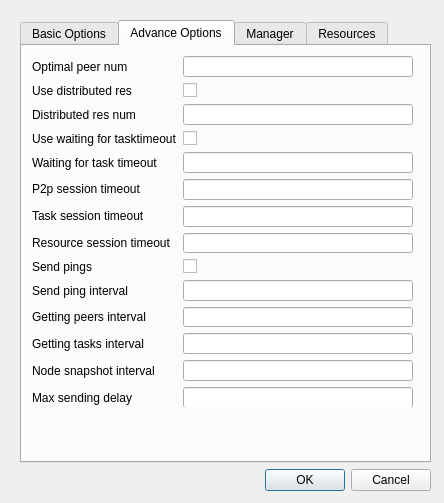
Qt form poc/golemPy/examples/gnr/ui/ConfigurationDialog.ui (golemfactory/clay) before a commit.
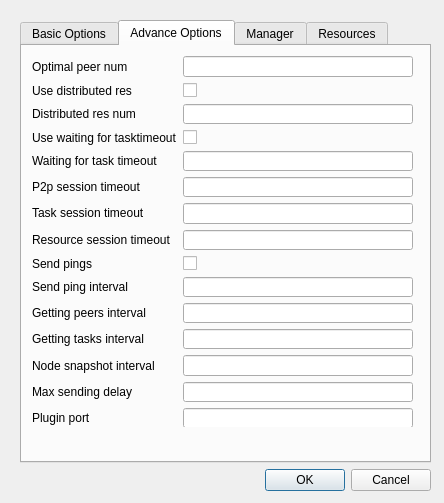
The same form after that commit. The open tabs and pages were chosen to show the change.

The edit to the form file:
```diff
--- a/poc/golemPy/examples/gnr/ui/ConfigurationDialog.ui
+++ b/poc/golemPy/examples/gnr/ui/ConfigurationDialog.ui
@@ -437,10 +437,10 @@
           <x>10</x>
           <y>10</y>
           <width>381</width>
-          <height>351</height>
+          <height>371</height>
          </rect>
         </property>
-        <layout class="QGridLayout" name="gridLayout_3" rowstretch="0,0,0,0,0,0,0,0,0,0,0,0,0,0" rowminimumheight="10,10,10,10,10,10,10,10,10,10,10,0,0,0">
+        <layout class="QGridLayout" name="gridLayout_3" rowstretch="0,0,0,0,0,0,0,0,0,0,0,0,0,0,0" rowminimumheight="10,10,10,10,10,10,10,10,10,10,10,0,0,0,0">
          <property name="sizeConstraint">
           <enum>QLayout::SetDefaultConstraint</enum>
          </property>
@@ -620,6 +620,16 @@
          <item row="7" column="1">
           <widget class="QLineEdit" name="resourceSessionTimeoutLineEdit"/>
          </item>
+         <item row="14" column="0">
+          <widget class="QLabel" name="label_35">
+           <property name="text">
+            <string>Plugin port</string>
+           </property>
+          </widget>
+         </item>
+         <item row="14" column="1">
+          <widget class="QLineEdit" name="pluginPortLineEdit"/>
+         </item>
         </layout>
        </widget>
       </widget>
```
